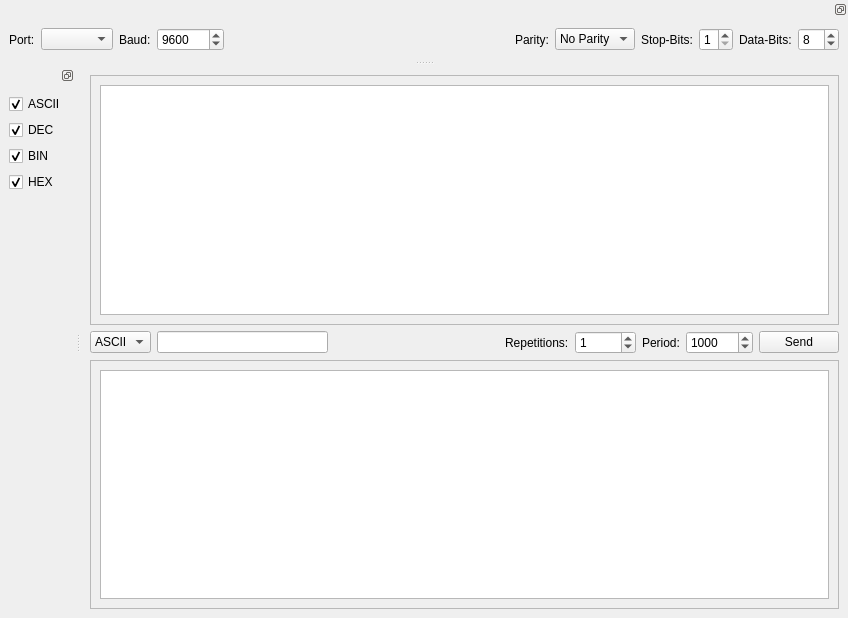
Qt form Res/main.ui (aul12/SerialToolbox) before a commit.
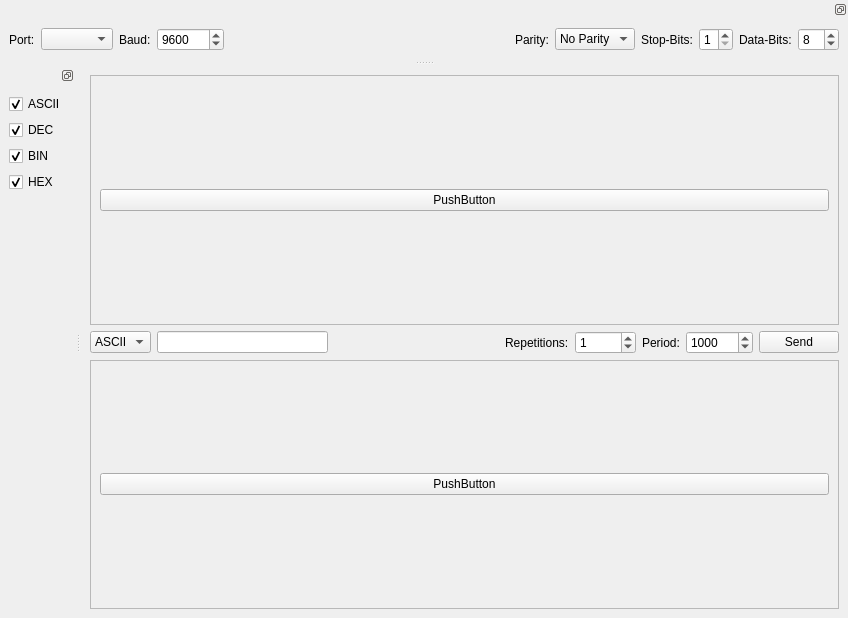
The same form after that commit.

What changed in the file:
```diff
--- a/Res/main.ui
+++ b/Res/main.ui
@@ -29,9 +29,17 @@
          <height>245</height>
         </rect>
        </property>
-       <layout class="QHBoxLayout" name="horizontalLayout_4">
-        <item>
-         <widget class="QTableWidget" name="tableWidget"/>
+       <layout class="QGridLayout" name="gridLayout_2">
+        <item row="0" column="0">
+         <layout class="QGridLayout" name="receiveGrid">
+          <item row="0" column="0">
+           <widget class="QPushButton" name="pushButton">
+            <property name="text">
+             <string>PushButton</string>
+            </property>
+           </widget>
+          </item>
+         </layout>
         </item>
        </layout>
       </widget>
@@ -139,9 +147,17 @@
          <height>244</height>
         </rect>
        </property>
-       <layout class="QHBoxLayout" name="horizontalLayout_5">
-        <item>
-         <widget class="QTableWidget" name="tableWidget_2"/>
+       <layout class="QGridLayout" name="gridLayout">
+        <item row="0" column="0">
+         <layout class="QGridLayout" name="sendGrid">
+          <item row="0" column="0">
+           <widget class="QPushButton" name="pushButton_2">
+            <property name="text">
+             <string>PushButton</string>
+            </property>
+           </widget>
+          </item>
+         </layout>
         </item>
        </layout>
       </widget>
```
Left out of the diff: 4 changed lines with no effect on the pictures.
